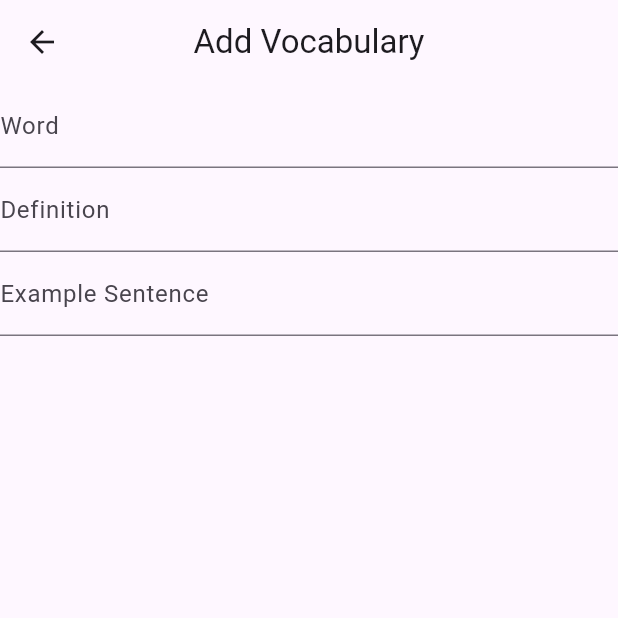
After one commit to Jason-Omondi/vibe-with-me, a Flutter app: the AddVocabScreen screen opened directly, on a phone screen of 412 x 824 dp, the top half of it. The commit adds this screen. Run offline on Flutter 3.47's test engine with Material 3 defaults, Android fonts, the phone set to English and light mode, and no system bars; our stand-ins replace drift, drift_flutter, get_it; accounts and stored records are empty; generated files the repository leaves out were written again.

Commit message:
feat: add vocab screens

```diff
--- a/lib/database/db_tables.dart
+++ b/lib/database/db_tables.dart
@@ -0,0 +1,9 @@
+import 'package:drift/drift.dart';
+
+class Vocabulary extends Table {
+  IntColumn get id => integer().autoIncrement()();
+  TextColumn get word => text()();
+  TextColumn get definition => text()();
+  TextColumn get exampleSentence => text()();
+  BoolColumn get mastered => boolean().withDefault(const Constant(false))();
+}
--- /dev/null
+++ b/lib/provider/vocabulary_provider.dart
@@ -0,0 +1,39 @@
+import 'package:flutter/material.dart';
+import 'package:tubongeapp/repositories/vocabulary_repository.dart';
+
+import '../database/app_db.dart';
+
+class VocabularyProvider extends ChangeNotifier {
+  final VocabularyRepository _vocabularyRepository = VocabularyRepository();
+  List<VocabularyData> _vocabularyList = [];
+  List<VocabularyData> get vocabularyList => _vocabularyList;
+
+  Future<void> fetchVocabulary() async {
+    _vocabularyList = await _vocabularyRepository.getAllVocabulary();
+    notifyListeners();
+  }
+
+  //create new vocab
+  Future<void> addVocabulary(VocabularyCompanion vocabulary) async {
+    await _vocabularyRepository.insertVocabulary(vocabulary);
+    await fetchVocabulary();
+  }
+
+  //update vocab
+  Future<void> updateVocabulary(VocabularyCompanion vocabulary) async {
+    await _vocabularyRepository.updateVocabulary(vocabulary);
+    await fetchVocabulary();
+  }
+
+  //delete vocab
+  Future<void> deleteVocabulary(int id) async {
+    await _vocabularyRepository.deleteVocabulary(id);
+    await fetchVocabulary();
+  }
+
+  //delete all vocab
+  Future<void> deleteAllVocabulary() async {
+    await _vocabularyRepository.deleteAllVocabulary();
+    await fetchVocabulary();
+  }
+}
--- a/lib/repositories/vocabulary_repository.dart
+++ b/lib/repositories/vocabulary_repository.dart
@@ -1 +1,84 @@
-class VocabularyRepository {}
+//import 'dart:nativewrappers/_internal/vm/lib/math_patch.dart' hide log;
+
+import 'dart:developer';
+import 'package:tubongeapp/database/app_db.dart';
+import 'package:tubongeapp/locator.dart';
+
+class VocabularyRepository {
+  AppDb db = locator.get<AppDb>();
+
+  Future<List<VocabularyData>> getAllVocabulary() async {
+    try {
+      return await db.select(db.vocabulary).get();
+    } catch (e) {
+      //log error
+      log('Error fetching vocabulary: $e');
+      return [];
+      //throw Exception('Error fetching vocabulary: $e');
+    }
+  }
+
+  //get vocab by id
+  Future<VocabularyData?> getVocabularyById(int id) async {
+    try {
+      return await (db.select(
+        db.vocabulary,
+      )..where((tbl) => tbl.id.equals(id))).getSingleOrNull();
+    } catch (e) {
+      //log error
+      log('Error fetching vocabulary by id: $e');
+      return null;
+      //throw Exception('Error fetching vocabulary by id: $e');
+    }
+  }
+
+  //insert new vocab
+  Future<int> insertVocabulary(VocabularyCompanion vocabulary) async {
+    try {
+      return await db.into(db.vocabulary).insert(vocabulary);
+    } catch (e) {
+      //log error
+      log('Error inserting vocabulary: $e');
+      return -1;
+      //throw Exception('Error inserting vocabulary: $e');
+    }
+  }
+
+  //update vocab
+  Future<bool> updateVocabulary(VocabularyCompanion vocabulary) async {
+    try {
+      return await db.update(db.vocabulary).replace(vocabulary);
+    } catch (e) {
+      //log error
+      log('Error updating vocabulary: $e');
+      return false;
+      //throw Exception('Error updating vocabulary: $e');
+    }
+  }
+
+  //delete vocab
+  Future<int> deleteVocabulary(int id) async {
+    try {
+      return await (db.delete(
+        db.vocabulary,
+      )..where((tbl) => tbl.id.equals(id))).go();
+    } catch (e) {
+      //log error
+      log('Error deleting vocabulary: $e');
+      return -1;
+      //throw Exception('Error deleting vocabulary: $e');
+    }
+  }
+
+  //delete all vocab
+  Future<int> deleteAllVocabulary() async {
+    try {
+      return await db.delete(db.vocabulary).go();
+    } catch (e) {
+      //log error
+      log('Error deleting all vocabulary: $e');
+      return -1;
+      //throw Exception('Error deleting all vocabulary: $e');
+    }
+  }
+}
--- /dev/null
+++ b/lib/screens/add_vocab_screen.dart
@@ -0,0 +1,35 @@
+import 'package:flutter/material.dart';
+
+class AddVocabScreen extends StatelessWidget {
+  const AddVocabScreen({super.key});
+
+  @override
+  Widget build(BuildContext context) {
+    GlobalKey<FormState> _formKey = GlobalKey();
+    TextEditingController _wordController = TextEditingController();
+    TextEditingController _definitionController = TextEditingController();
+    TextEditingController _exampleController = TextEditingController();
+    return Scaffold(
+      appBar: AppBar(title: const Text('Add Vocabulary'), centerTitle: true),
+      body: Form(
+        key: _formKey,
+        child: Column(
+          children: [
+            TextFormField(
+              decoration: InputDecoration(labelText: 'Word'),
+              controller: _wordController,
+            ),
+            TextFormField(
+              decoration: InputDecoration(labelText: 'Definition'),
+              controller: _definitionController,
+            ),
+            TextFormField(
+              decoration: InputDecoration(labelText: 'Example Sentence'),
+              controller: _exampleController,
+            ),
+          ],
+        ),
+      ),
+    );
+  }
+}
--- /dev/null
+++ b/lib/screens/vocab_home.dart
@@ -0,0 +1,54 @@
+import 'package:flutter/material.dart';
+import 'package:provider/provider.dart';
+
+import '../provider/vocabulary_provider.dart';
+
+class VocabHome extends StatelessWidget {
+  const VocabHome({super.key});
+
+  @override
+  Widget build(BuildContext context) {
+    return Scaffold(
+      appBar: AppBar(title: const Text('Vocabulary Home'), centerTitle: true),
+      body: Consumer<VocabularyProvider>(
+        builder: (context, provider, child) {
+          if (provider.vocabularyList.isEmpty) {
+            return const Center(
+              child: Text(
+                'No vocabularies added yet. Add some using the floating button!',
+              ),
+            );
+          }
+          return ListView.builder(
+            itemCount: provider.vocabularyList.length,
+            itemBuilder: (context, index) {
+              final vocabulary = provider.vocabularyList[index];
+              return ListTile(
+                title: Text(vocabulary.word),
+                subtitle: Column(
+                  crossAxisAlignment: CrossAxisAlignment.start,
+                  children: [
+                    Text('Definition: ${vocabulary.definition}'),
+                    Text('Example: ${vocabulary.exampleSentence}'),
+                  ],
+                ),
+                trailing: Icon(
+                  vocabulary.mastered
+                      ? Icons.check_circle
+                      : Icons.circle_outlined,
+                  color: vocabulary.mastered ? Colors.green : Colors.grey,
+                ),
+              );
+            },
+          );
+        },
+      ),
+      floatingActionButton: FloatingActionButton(
+        onPressed: () {
+          Navigator.pushNamed(context, '/add-vocabulary');
+        },
+        child: const Icon(Icons.add),
+      ),
+    );
+  }
+}
--- a/pubspec.yaml
+++ b/pubspec.yaml
@@ -14,8 +14,14 @@ dependencies:
   cupertino_icons: ^1.0.8
   drift: ^2.29.0
   get_it: ^8.2.0
+  drift_flutter: ^0.2.7
+  sqlite3_flutter_libs: ^0.5.0
+  path_provider: ^2.1.0
+  provider: ^6.1.5+1
 
 dev_dependencies:
+  drift_dev: ^2.17.0
+  build_runner: ^2.4.0
   flutter_test:
     sdk: flutter
 
```
Also changed, not shown: lib/database/app_db.dart (+20 -0 lines), lib/main.dart (+13 -5 lines), lib/database/app_db.g.dart (added), pubspec.lock, 5 other files.
